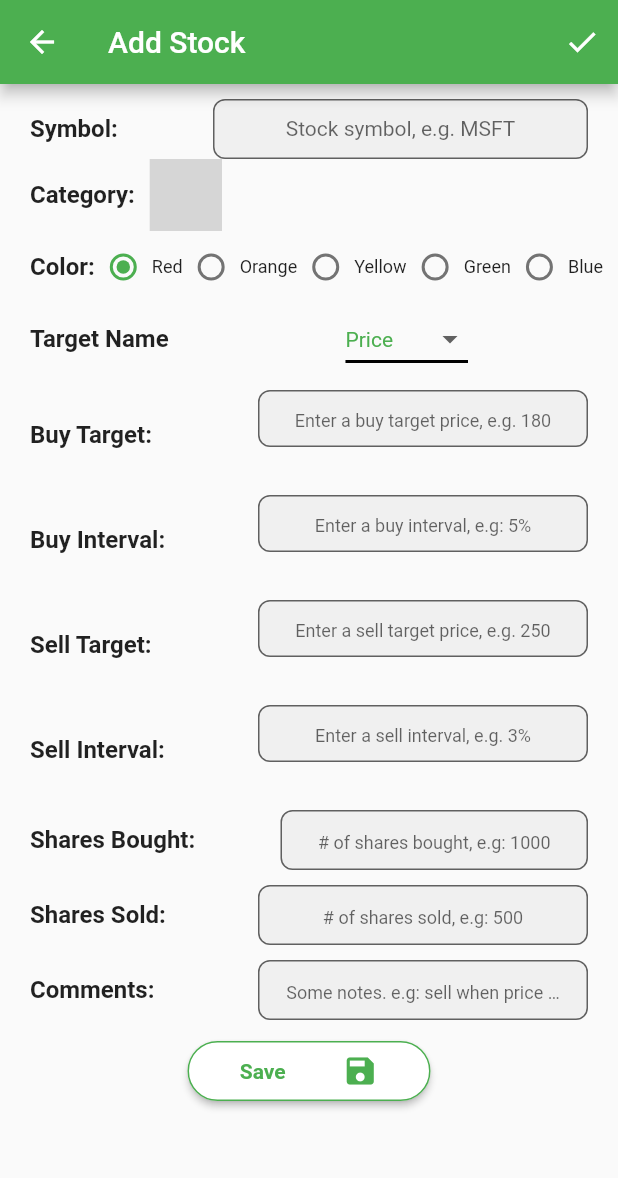
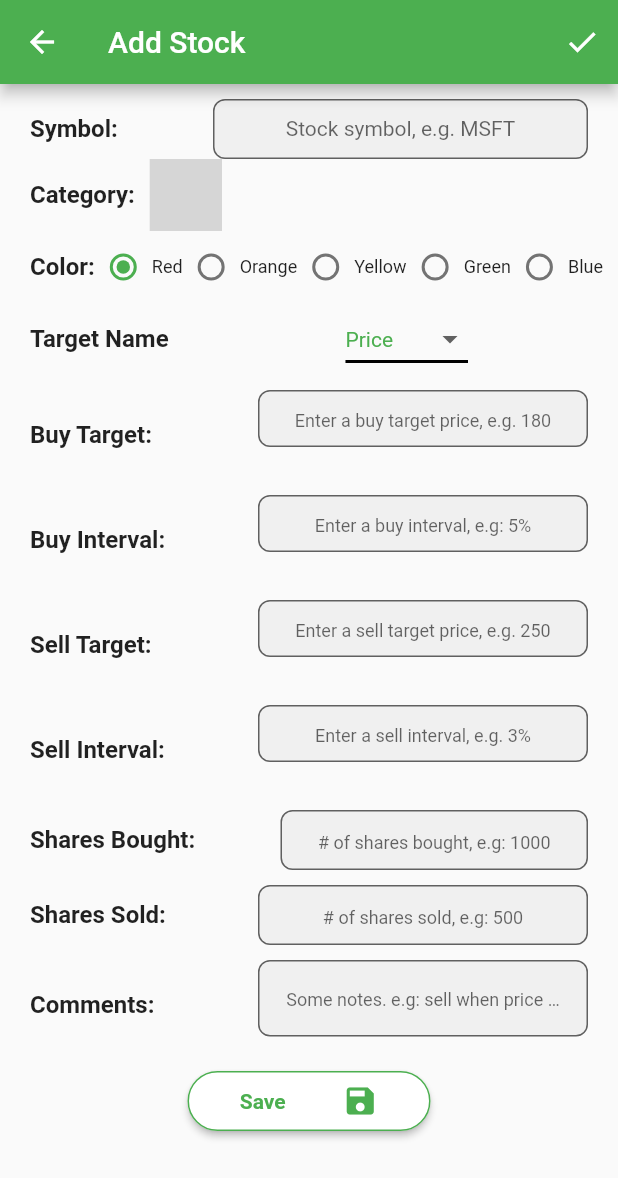
Before and after one commit to Bahaaib/stocks_monitor_app, a Flutter app: the screen it shows after launch, after a tap on the "add" icon, on a phone screen of 412 x 824 dp. Shown: the top 1178 px of the screen. Run offline on Flutter 3.47's test engine with Material 2 defaults, Android fonts, the phone set to English and light mode, and no system bars; our stand-ins replace connectivity, get_it, liquid_pull_to_refresh, moor, moor_flutter, progress_dialog and 1 more; missing offline and left inert: grouped_buttons; generated files the repository leaves out were written again; grey boxes are pictures that could not be loaded.

Commit message:
fixed comments field text truncation (issue #22)

```diff
--- a/lib/stock_add_page/stock_add_page.dart
+++ b/lib/stock_add_page/stock_add_page.dart
@@ -696,13 +696,14 @@ class _StockAddPageState extends State<StockAddPage> {
                     ),
                     Container(
                       width: 220.0,
-                      height: 40.0,
+                      height: 60.0,
                       child: TextField(
                         focusNode: _commentsNode,
                         autofocus: false,
                         textAlign: TextAlign.center,
                         controller: _commentsFieldController,
                         keyboardType: TextInputType.text,
+                        scrollPadding: EdgeInsets.all(0.0),
                         decoration: InputDecoration(
                           hintText: 'Some notes. e.g: sell when price > 250',
                           hintStyle: TextStyle(fontSize: 12.0),
```
